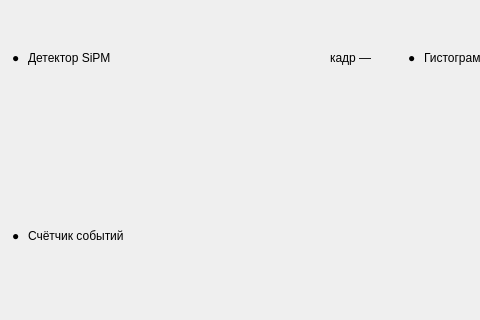
First picture: the form in app/widgets/viewer/graph_viewer_widget.ui, repository AtariVC/ddii_scopus, before the edit; both pictures show x 0 to 480 and y 203 to 523 of the 779 by 523 pixel window.
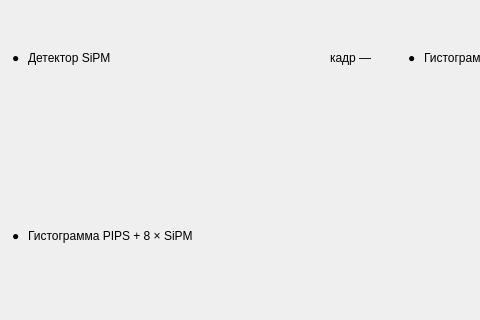
Second picture: the form after the edit.

```diff
--- a/app/widgets/viewer/graph_viewer_widget.ui
+++ b/app/widgets/viewer/graph_viewer_widget.ui
@@ -213,7 +213,7 @@
           </item>
           <item>
            <widget class="QLabel" name="title_card_counter">
-            <property name="text"><string>Счётчик событий</string></property>
+            <property name="text"><string>Гистограмма PIPS + 8 × SiPM</string></property>
            </widget>
           </item>
           <item>
```
